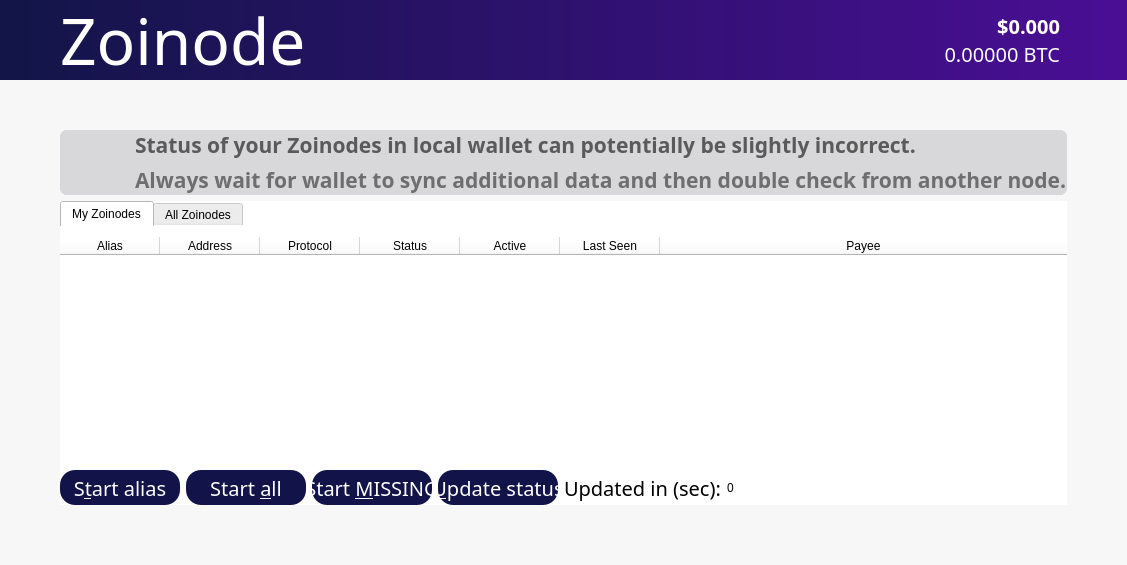
The window that src/qt/forms/zoinodes.ui (noirofficial/noir) describes before a commit, drawn with Qt 5.
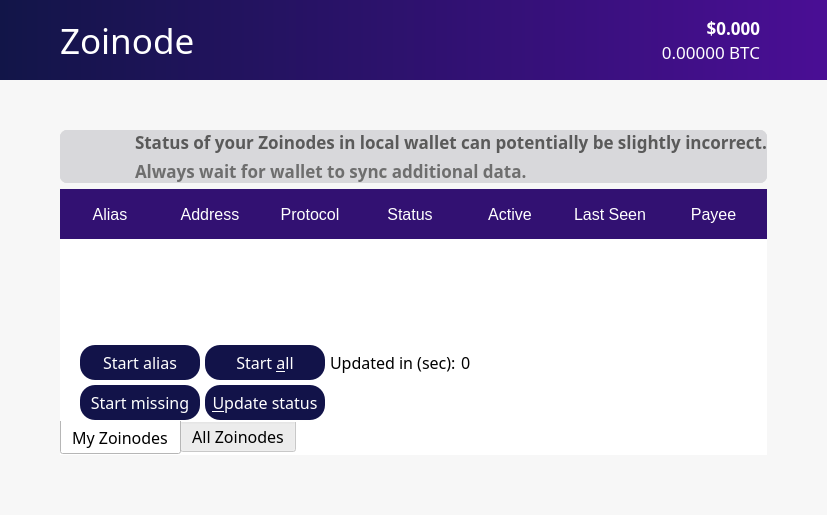
The same window after the commit. Icons and pictures are not drawn.

```diff
--- a/src/qt/forms/zoinodes.ui
+++ b/src/qt/forms/zoinodes.ui
@@ -6,8 +6,8 @@
    <rect>
     <x>0</x>
     <y>0</y>
-    <width>827</width>
-    <height>565</height>
+    <width>632</width>
+    <height>515</height>
    </rect>
   </property>
   <property name="sizePolicy">
@@ -416,7 +416,7 @@
               <property name="font">
                <font>
                 <family>ZoinLight</family>
-                <pointsize>48</pointsize>
+                <pointsize>26</pointsize>
                </font>
               </property>
               <property name="autoFillBackground">
@@ -440,8 +440,8 @@
                <widget class="QLabel" name="priceUSD">
                 <property name="font">
                  <font>
-                  <family>ZoinSemiBold</family>
-                  <pointsize>15</pointsize>
+                  <family>ZoinMedium</family>
+                  <pointsize>13</pointsize>
                   <weight>75</weight>
                   <bold>true</bold>
                  </font>
@@ -463,7 +463,7 @@
                 <property name="font">
                  <font>
                   <family>ZoinLight</family>
-                  <pointsize>15</pointsize>
+                  <pointsize>13</pointsize>
                  </font>
                 </property>
                 <property name="styleSheet">
@@ -835,8 +835,8 @@
                     </property>
                     <property name="font">
                      <font>
-                      <family>ZoinSemiBold</family>
-                      <pointsize>16</pointsize>
+                      <family>ZoinMedium</family>
+                      <pointsize>13</pointsize>
                       <weight>75</weight>
                       <bold>true</bold>
                      </font>
@@ -874,8 +874,8 @@
                     </property>
                     <property name="font">
                      <font>
-                      <family>Source Sans Pro</family>
-                      <pointsize>16</pointsize>
+                      <family>ZoinLight</family>
+                      <pointsize>13</pointsize>
                       <weight>75</weight>
                       <bold>true</bold>
                      </font>
@@ -893,7 +893,7 @@
                      <string notr="true">color: rgb(110, 110, 110);</string>
                     </property>
                     <property name="text">
-                     <string notr="true">Always wait for wallet to sync additional data and then double check from another node.</string>
+                     <string notr="true">Always wait for wallet to sync additional data.</string>
                     </property>
                     <property name="alignment">
                      <set>Qt::AlignLeading|Qt::AlignLeft|Qt::AlignTop</set>
@@ -937,6 +937,18 @@
                 </property>
                 <item>
                  <widget class="QTabWidget" name="tabWidget">
+                  <property name="font">
+                   <font>
+                    <family>ZoinLight</family>
+                    <pointsize>12</pointsize>
+                   </font>
+                  </property>
+                  <property name="tabPosition">
+                   <enum>QTabWidget::South</enum>
+                  </property>
+                  <property name="tabShape">
+                   <enum>QTabWidget::Rounded</enum>
+                  </property>
                   <property name="currentIndex">
                    <number>0</number>
                   </property>
@@ -952,7 +964,7 @@
                      <number>0</number>
                     </property>
                     <property name="topMargin">
-                     <number>10</number>
+                     <number>0</number>
                     </property>
                     <property name="rightMargin">
                      <number>0</number>
@@ -965,6 +977,12 @@
                     </property>
                     <item row="0" column="0">
                      <layout class="QVBoxLayout" name="verticalLayout_12">
+                      <property name="spacing">
+                       <number>5</number>
+                      </property>
+                      <property name="leftMargin">
+                       <number>0</number>
+                      </property>
                       <property name="bottomMargin">
                        <number>0</number>
                       </property>
@@ -972,18 +990,60 @@
                        <widget class="QTableWidget" name="tableWidgetMyZoinodes_4">
                         <property name="minimumSize">
                          <size>
-                          <width>695</width>
+                          <width>500</width>
                           <height>0</height>
                          </size>
                         </property>
                         <property name="font">
                          <font>
                           <family>ZoinLight</family>
-                          <pointsize>15</pointsize>
+                          <pointsize>13</pointsize>
                          </font>
                         </property>
                         <property name="styleSheet">
-                         <string notr="true">background-color:white;</string>
+                         <string notr="true">QHeaderView::section {height:50; width: 100;border: none; background-color: #321172 ; color: white; font-size: 12pt;padding-left: 10; padding-right:10; } QHeaderView::down-arrow { image: url(:/icons/txdown); width: 16px; height: 16px; } QHeaderView::up-arrow { image: url(:/icons/txup); width: 16px; height: 16px; }
+
+QScrollBar:horizontal {
+            border: 0px solid;
+            background: transparent;
+            height: 13px;    
+            margin: 0px 0px 0px 0px;
+		padding-right:20;
+padding-left:20;
+}
+
+QScrollBar:vertical {
+            border: 0px solid #321172;
+            background: transparent;
+            width: 13px;    
+            margin: 0px 0px 0px 0px;
+        }
+        QScrollBar::handle {
+            background: white;
+            border: 3px solid #321172;
+            border-radius: 6px;
+        }
+        QScrollBar::add-line:vertical {
+            height: 0px;
+            subcontrol-position: bottom;
+            subcontrol-origin: margin;
+        }
+        QScrollBar::sub-line:vertical {
+            height: 0 px;
+            subcontrol-position: top;
+            subcontrol-origin: margin;
+        }
+        QScrollBar::add-line:horizontal {
+            width: 0px;
+            subcontrol-position: right;
+            subcontrol-origin: margin;
+        }
+        QScrollBar::sub-line:horizontal {
+            width: 0 px;
+            subcontrol-position: left;
+            subcontrol-origin: margin;
+        }
+</string>
                         </property>
                         <property name="editTriggers">
                          <set>QAbstractItemView::NoEditTriggers</set>
@@ -1000,6 +1060,9 @@
                         <property name="sortingEnabled">
                          <bool>true</bool>
                         </property>
+                        <property name="columnCount">
+                         <number>7</number>
+                        </property>
                         <attribute name="horizontalHeaderStretchLastSection">
                          <bool>true</bool>
                         </attribute>
@@ -1042,15 +1105,27 @@
                       </item>
                       <item>
                        <layout class="QHBoxLayout" name="horizontalLayout_15">
+                        <property name="leftMargin">
+                         <number>20</number>
+                        </property>
+                        <property name="rightMargin">
+                         <number>20</number>
+                        </property>
                         <property name="bottomMargin">
                          <number>0</number>
                         </property>
                         <item>
                          <widget class="QPushButton" name="startButton_4">
+                          <property name="minimumSize">
+                           <size>
+                            <width>0</width>
+                            <height>35</height>
+                           </size>
+                          </property>
                           <property name="font">
                            <font>
-                            <family>Source Sans Pro</family>
-                            <pointsize>15</pointsize>
+                            <family>ZoinRegular</family>
+                            <pointsize>12</pointsize>
                            </font>
                           </property>
                           <property name="styleSheet">
@@ -1064,16 +1139,22 @@
 border-style:solid;</string>
                           </property>
                           <property name="text">
-                           <string>S&amp;tart alias</string>
+                           <string>Start alias</string>
                           </property>
                          </widget>
                         </item>
                         <item>
                          <widget class="QPushButton" name="startAllButton_4">
+                          <property name="minimumSize">
+                           <size>
+                            <width>0</width>
+                            <height>35</height>
+                           </size>
+                          </property>
                           <property name="font">
                            <font>
-                            <family>Source Sans Pro</family>
-                            <pointsize>15</pointsize>
+                            <family>ZoinRegular</family>
+                            <pointsize>12</pointsize>
                            </font>
                           </property>
                           <property name="styleSheet">
@@ -1091,58 +1172,12 @@
                           </property>
                          </widget>
                         </item>
-                        <item>
-                         <widget class="QPushButton" name="startMissingButton_4">
-                          <property name="font">
-                           <font>
-                            <family>Source Sans Pro</family>
-                            <pointsize>15</pointsize>
-                           </font>
-                          </property>
-                          <property name="styleSheet">
-                           <string notr="true">background-color: #121349;
-color: white;
-border-radius:15px;
-height:35px;
-width:120px;
-border-color:gray;
-border-width:0px;
-border-style:solid;</string>
-                          </property>
-                          <property name="text">
-                           <string>Start &amp;MISSING</string>
-                          </property>
-                         </widget>
-                        </item>
-                        <item>
-                         <widget class="QPushButton" name="UpdateButton_4">
-                          <property name="font">
-                           <font>
-                            <family>Source Sans Pro</family>
-                            <pointsize>15</pointsize>
-                           </font>
-                          </property>
-                          <property name="styleSheet">
-                           <string notr="true">background-color: #121349;
-color: white;
-border-radius:15px;
-height:35px;
-width:120px;
-border-color:gray;
-border-width:0px;
-border-style:solid;</string>
-                          </property>
-                          <property name="text">
-                           <string>&amp;Update status</string>
-                          </property>
-                         </widget>
-                        </item>
                         <item>
                          <widget class="QLabel" name="autoupdate_label_4">
                           <property name="font">
                            <font>
                             <family>ZoinLight</family>
-                            <pointsize>15</pointsize>
+                            <pointsize>12</pointsize>
                            </font>
                           </property>
                           <property name="text">
@@ -1152,6 +1187,12 @@
                         </item>
                         <item>
                          <widget class="QLabel" name="secondsLabel_4">
+                          <property name="font">
+                           <font>
+                            <family>ZoinMedium</family>
+                            <pointsize>12</pointsize>
+                           </font>
+                          </property>
                           <property name="text">
                            <string>0</string>
                           </property>
@@ -1172,6 +1213,92 @@
                         </item>
                        </layout>
                       </item>
+                      <item>
+                       <layout class="QHBoxLayout" name="horizontalLayout_2">
+                        <property name="leftMargin">
+                         <number>20</number>
+                        </property>
+                        <property name="topMargin">
+                         <number>0</number>
+                        </property>
+                        <property name="rightMargin">
+                         <number>20</number>
+                        </property>
+                        <item>
+                         <widget class="QPushButton" name="startMissingButton_4">
+                          <property name="minimumSize">
+                           <size>
+                            <width>0</width>
+                            <height>35</height>
+                           </size>
+                          </property>
+                          <property name="font">
+                           <font>
+                            <family>ZoinRegular</family>
+                            <pointsize>12</pointsize>
+                           </font>
+                          </property>
+                          <property name="styleSheet">
+                           <string notr="true">background-color: #121349;
+color: white;
+border-radius:15px;
+height:35px;
+width:120px;
+border-color:gray;
+border-width:0px;
+border-style:solid;
+</string>
+                          </property>
+                          <property name="text">
+                           <string>Start missing</string>
+                          </property>
+                         </widget>
+                        </item>
+                        <item>
+                         <widget class="QPushButton" name="UpdateButton_4">
+                          <property name="minimumSize">
+                           <size>
+                            <width>0</width>
+                            <height>35</height>
+                           </size>
+                          </property>
+                          <property name="font">
+                           <font>
+                            <family>ZoinRegular</family>
+                            <pointsize>12</pointsize>
+                           </font>
+                          </property>
+                          <property name="styleSheet">
+                           <string notr="true">background-color: #121349;
+color: white;
+border-radius:15px;
+height:35px;
+width:120px;
+border-color:gray;
+border-width:0px;
+border-style:solid;
+</string>
+                          </property>
+                          <property name="text">
+                           <string>&amp;Update status</string>
+                          </property>
+                         </widget>
+                        </item>
+                        <item>
+                         <spacer name="horizontalSpacer">
+                          <property name="orientation">
+                           <enum>Qt::Horizontal</enum>
+                          </property>
+                          <property name="sizeHint" stdset="0">
+                           <size>
+                            <width>40</width>
+                            <height>20</height>
+                           </size>
+                          </property>
+                         </spacer>
+                        </item>
+                       </layout>
+                      </item>
                      </layout>
                     </item>
                    </layout>
```
Left out of the diff: 109 changed lines with no effect on the pictures.
